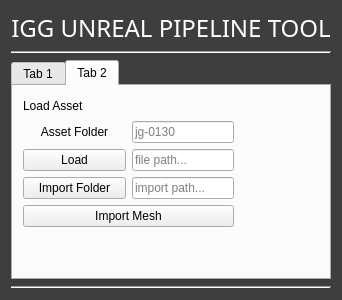
Qt form BasicScripting/Plugins/UnrealPythonLibraryPlugin/Content/Python/QtWindows/QtWindowIGG.ui (viclw17/UEGym) before a commit.
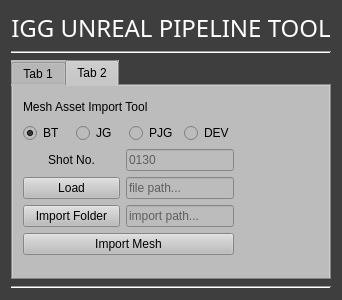
The same form after that commit.

Patch:
```diff
--- a/BasicScripting/Plugins/UnrealPythonLibraryPlugin/Content/Python/QtWindows/QtWindowIGG.ui
+++ b/BasicScripting/Plugins/UnrealPythonLibraryPlugin/Content/Python/QtWindows/QtWindowIGG.ui
@@ -264,6 +264,9 @@
      <property name="layoutDirection">
       <enum>Qt::LeftToRight</enum>
      </property>
+     <property name="styleSheet">
+      <string notr="true">background-color: rgb(188, 188, 188);</string>
+     </property>
      <property name="currentIndex">
       <number>1</number>
      </property>
@@ -397,7 +400,7 @@
          <x>10</x>
          <y>10</y>
          <width>211</width>
-         <height>131</height>
+         <height>159</height>
         </rect>
        </property>
        <layout class="QVBoxLayout" name="verticalLayout_3">
@@ -413,10 +416,57 @@
            <bool>true</bool>
           </property>
           <property name="text">
-           <string>Load Asset</string>
+           <string>Mesh Asset Import Tool</string>
           </property>
          </widget>
         </item>
+        <item>
+         <layout class="QHBoxLayout" name="horizontalLayout_ShotTags2">
+          <item>
+           <widget class="QRadioButton" name="shotTag_BT_3">
+            <property name="font">
+             <font>
+              <weight>50</weight>
+              <bold>false</bold>
+             </font>
+            </property>
+            <property name="layoutDirection">
+             <enum>Qt::LeftToRight</enum>
+            </property>
+            <property name="autoFillBackground">
+             <bool>false</bool>
+            </property>
+            <property name="text">
+             <string>BT</string>
+            </property>
+            <property name="checked">
+             <bool>true</bool>
+            </property>
+           </widget>
+          </item>
+          <item>
+           <widget class="QRadioButton" name="shotTag_JG_3">
+            <property name="text">
+             <string>JG</string>
+            </property>
+           </widget>
+          </item>
+          <item>
+           <widget class="QRadioButton" name="shotTag_PJG_3">
+            <property name="text">
+             <string>PJG</string>
+            </property>
+           </widget>
+          </item>
+          <item>
+           <widget class="QRadioButton" name="shotTag_DEV_3">
+            <property name="text">
+             <string>DEV</string>
+            </property>
+           </widget>
+          </item>
+         </layout>
+        </item>
         <item>
          <layout class="QHBoxLayout" name="horizontalLayout_2">
           <property name="topMargin">
@@ -434,7 +484,7 @@
              <enum>Qt::LeftToRight</enum>
             </property>
             <property name="text">
-             <string>Asset Folder</string>
+             <string>Shot No.</string>
             </property>
             <property name="alignment">
              <set>Qt::AlignCenter</set>
@@ -444,7 +494,7 @@
           <item>
            <widget class="QLineEdit" name="lineEdit_CurrentShot">
             <property name="sizePolicy">
-             <sizepolicy hsizetype="Ignored" vsizetype="Fixed">
+             <sizepolicy hsizetype="Preferred" vsizetype="Preferred">
               <horstretch>0</horstretch>
               <verstretch>0</verstretch>
              </sizepolicy>
@@ -453,7 +503,7 @@
              <number>8</number>
             </property>
             <property name="placeholderText">
-             <string>jg-0130</string>
+             <string>0130</string>
             </property>
            </widget>
           </item>
@@ -469,6 +519,12 @@
           </property>
           <item>
            <widget class="QPushButton" name="button_Load">
+            <property name="sizePolicy">
+             <sizepolicy hsizetype="Preferred" vsizetype="Fixed">
+              <horstretch>0</horstretch>
+              <verstretch>0</verstretch>
+             </sizepolicy>
+            </property>
             <property name="text">
              <string>Load</string>
             </property>
@@ -477,7 +533,7 @@
           <item>
            <widget class="QLineEdit" name="lineEdit_Path">
             <property name="sizePolicy">
-             <sizepolicy hsizetype="Ignored" vsizetype="Fixed">
+             <sizepolicy hsizetype="Preferred" vsizetype="Fixed">
               <horstretch>0</horstretch>
               <verstretch>0</verstretch>
              </sizepolicy>
@@ -499,6 +555,12 @@
           </property>
           <item>
            <widget class="QPushButton" name="button_ImportFolder">
+            <property name="sizePolicy">
+             <sizepolicy hsizetype="Preferred" vsizetype="Fixed">
+              <horstretch>0</horstretch>
+              <verstretch>0</verstretch>
+             </sizepolicy>
+            </property>
             <property name="text">
              <string>Import Folder</string>
             </property>
@@ -507,7 +569,7 @@
           <item>
            <widget class="QLineEdit" name="lineEdit_ImportPath">
             <property name="sizePolicy">
-             <sizepolicy hsizetype="Ignored" vsizetype="Fixed">
+             <sizepolicy hsizetype="Preferred" vsizetype="Fixed">
               <horstretch>0</horstretch>
               <verstretch>0</verstretch>
              </sizepolicy>
```
Left out of the diff: 16 changed lines with no effect on the pictures.
